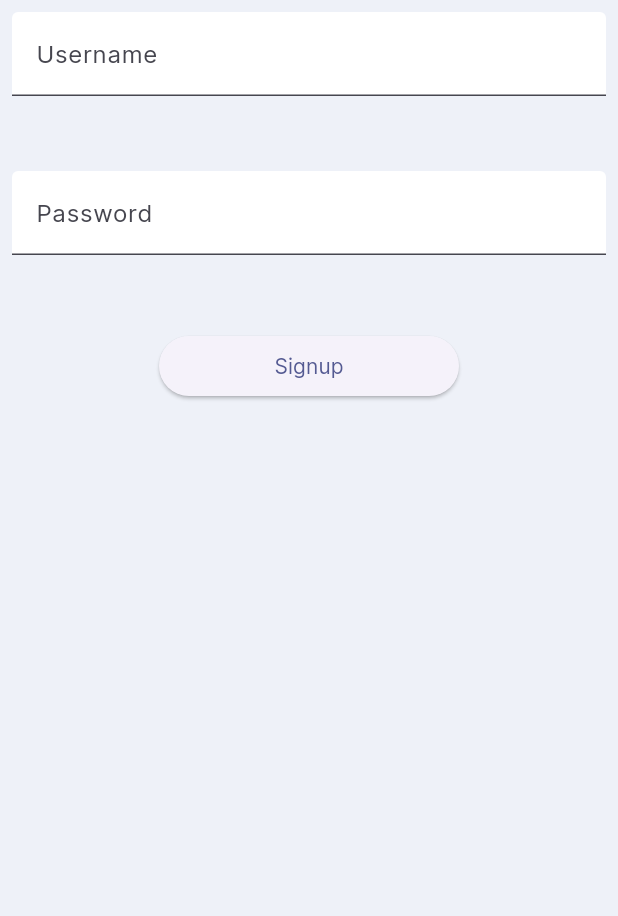
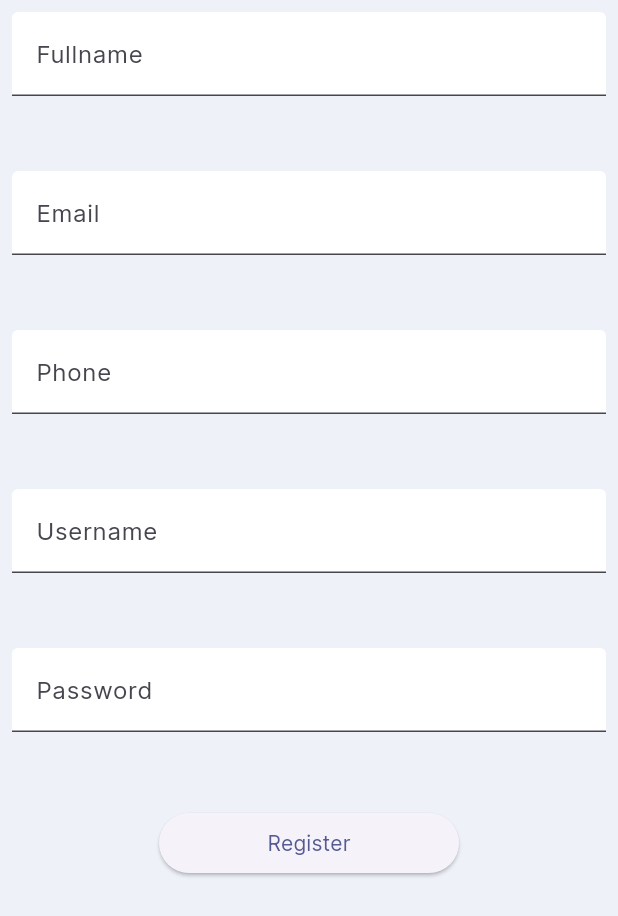
Before and after one commit to iam-niraj/neerp, a Flutter app: the RegisterScreen screen opened directly, on a phone screen of 412 x 824 dp. Shown: the top 916 px of the screen. Run offline on Flutter 3.47's test engine with Material 2 defaults, Android fonts, the phone set to English and light mode, and no system bars; our stand-ins replace bloc, equatable, flutter_bloc, flutter_screenutil, flutter_svg, get and 1 more; missing offline and left inert: api_cache_manager, flow_builder; accounts and stored records are empty.

Commit message:
sign up created

```diff
--- a/lib/screens/Login/login_screen.dart
+++ b/lib/screens/Login/login_screen.dart
@@ -168,7 +168,7 @@ class LoginForm extends StatelessWidget {
       ), */
         );
   }
-},
+}
 
 class _UsernameInput extends StatelessWidget {
   const _UsernameInput({super.key});
--- a/lib/screens/Register/cubit/signup_cubit.dart
+++ b/lib/screens/Register/cubit/signup_cubit.dart
@@ -9,7 +9,19 @@ class SignupCubit extends Cubit<SignupState> {
   final APIService _apiService;
   SignupCubit(this._apiService) : super(SignupState.initial());
 
+  void fullnameChanged(String value) {
+    emit(state.copyWith(fullname: value, status: SignUpStatus.initial));
+  }
+
   void emailChanged(String value) {
+    emit(state.copyWith(email: value, status: SignUpStatus.initial));
+  }
+
+  void phoneChanged(String value) {
+    emit(state.copyWith(phone: value, status: SignUpStatus.initial));
+  }
+
+  void usernameChanged(String value) {
     emit(state.copyWith(username: value, status: SignUpStatus.initial));
   }
 
@@ -22,7 +34,7 @@ class SignupCubit extends Cubit<SignupState> {
     emit(state.copyWith(status: SignUpStatus.submitting));
 
     try {
-      await _apiService.register(SignUpRequestModel());
+      await _apiService.register(SignUpRequestModel(fullname: state.fullname, email: state.email, phone: state.phone, username: state.username, password: state.password));
       emit(state.copyWith(status: SignUpStatus.success));
     } catch (_) {}
   }
--- a/lib/screens/Register/cubit/signup_state.dart
+++ b/lib/screens/Register/cubit/signup_state.dart
@@ -3,29 +3,38 @@ part of 'signup_cubit.dart';
 enum SignUpStatus { initial, submitting, success, error }
 
 class SignupState extends Equatable {
+  final String fullname;
+  final String email;
+  final String phone;
   final String username;
   final String password;
   final SignUpStatus status;
 
-  const SignupState(
-      {required this.username, required this.password, required this.status});
+  const SignupState({required this.fullname, required this.email, required this.phone,
+      required this.username, required this.password, required this.status});
 
   factory SignupState.initial() {
     return const SignupState(
-        username: "", password: "", status: SignUpStatus.initial);
+        fullname: "", email: "", phone: "", username: "", password: "", status: SignUpStatus.initial);
   }
 
   SignupState copyWith({
+    String? fullname,
+    String? email,
+    String? phone,
     String? username,
     String? password,
     SignUpStatus? status,
   }) {
     return SignupState(
+        fullname: fullname ?? this.fullname,
+        email: email ?? this.email,
+        phone: phone ?? this.phone,
         username: username ?? this.username,
         password: password ?? this.password,
-        status: status ?? this.status);
+        status: status ?? this.status, );
   }
 
   @override
-  List<Object> get props => [username, password, status];
+  List<Object> get props => [fullname, email, phone, username, password, status];
 }
--- a/lib/screens/Register/register_screen.dart
+++ b/lib/screens/Register/register_screen.dart
@@ -45,7 +45,19 @@ class RegisterForm extends StatelessWidget {
         if (state.status == SignUpStatus.error) {}
       },
       child: Column(
-        children: [
+        children: const [
+          _FullnameInput(),
+          SizedBox(
+            height: 50,
+          ),
+          _EmailInput(),
+          SizedBox(
+            height: 50,
+          ),
+          _PhoneInput(),
+          SizedBox(
+            height: 50,
+          ),
           _UsernameInput(),
           SizedBox(
             height: 50,
@@ -178,6 +190,63 @@ class RegisterForm extends StatelessWidget {
   }
 }
 
+class _FullnameInput extends StatelessWidget {
+  const _FullnameInput({super.key});
+
+  @override
+  Widget build(BuildContext context) {
+    return BlocBuilder<SignupCubit, SignupState>(
+      buildWhen: (previous, current) => previous.fullname != current.fullname,
+      builder: (context, state) {
+        return TextField(
+          onChanged: (fullname) {
+            context.read<SignupCubit>().fullnameChanged(fullname);
+          },
+          decoration: const InputDecoration(labelText: "Fullname"),
+        );
+      },
+    );
+  }
+}
+
+class _EmailInput extends StatelessWidget {
+  const _EmailInput({super.key});
+
+  @override
+  Widget build(BuildContext context) {
+    return BlocBuilder<SignupCubit, SignupState>(
+      buildWhen: (previous, current) => previous.email != current.email,
+      builder: (context, state) {
+        return TextField(
+          onChanged: (email) {
+            context.read<SignupCubit>().emailChanged(email);
+          },
+          decoration: const InputDecoration(labelText: "Email"),
+        );
+      },
+    );
+  }
+}
+
+class _PhoneInput extends StatelessWidget {
+  const _PhoneInput({super.key});
+
+  @override
+  Widget build(BuildContext context) {
+    return BlocBuilder<SignupCubit, SignupState>(
+      buildWhen: (previous, current) => previous.phone != current.phone,
+      builder: (context, state) {
+        return TextField(
+          onChanged: (phone) {
+            context.read<SignupCubit>().phoneChanged(phone);
+          },
+          decoration: const InputDecoration(labelText: "Phone"),
+        );
+      },
+    );
+  }
+}
+
 class _UsernameInput extends StatelessWidget {
   const _UsernameInput({super.key});
 
@@ -187,8 +256,8 @@ class _UsernameInput extends StatelessWidget {
       buildWhen: (previous, current) => previous.username != current.username,
       builder: (context, state) {
         return TextField(
-          onChanged: (email) {
-            context.read<SignupCubit>().emailChanged(email);
+          onChanged: (username) {
+            context.read<SignupCubit>().usernameChanged(username);
           },
           decoration: const InputDecoration(labelText: "Username"),
         );
@@ -230,7 +299,7 @@ class _SignUpButton extends StatelessWidget {
                 onPressed: () {
                   context.read<SignupCubit>().signUpFormSubmitted();
                 },
-                child: Text("Signup"),
+                child: Text("Register"),
                 style: ElevatedButton.styleFrom(fixedSize: const Size(200, 40)),
               );
       },
--- a/lib/utils/config/services/api_service.dart
+++ b/lib/utils/config/services/api_service.dart
@@ -98,7 +98,9 @@ class APIService {
       headers: requestHeaders,
       body: jsonEncode(model.toJson()),
     );
-
+    print(registerResponseJson(
+      response.body,
+    ));
     return registerResponseJson(
       response.body,
     );
```
